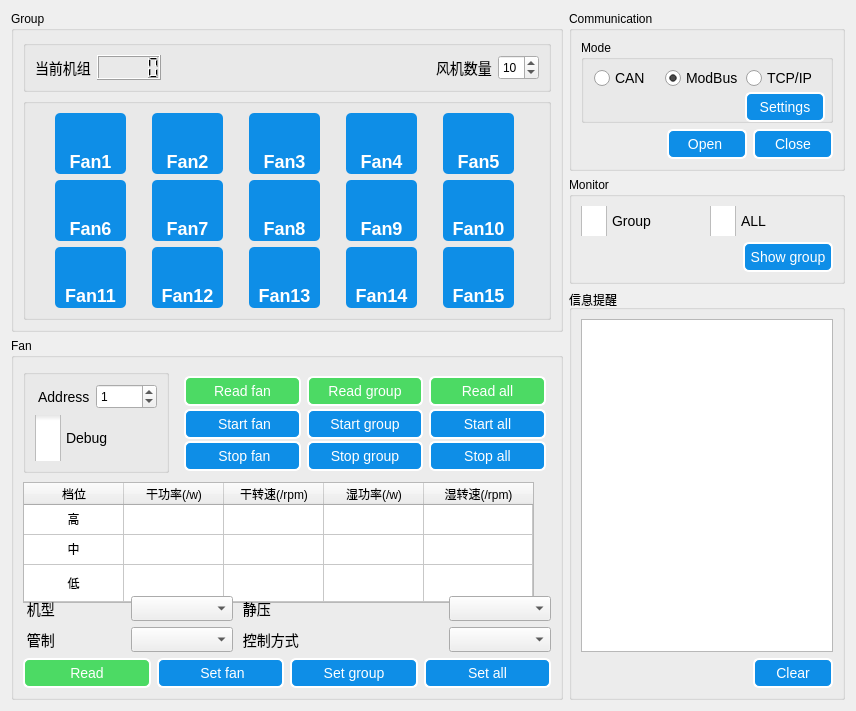
Before: the Qt Designer form userui/fanmotorui.ui in pkzju/QSuperConsole0.1, drawn with Qt 5.
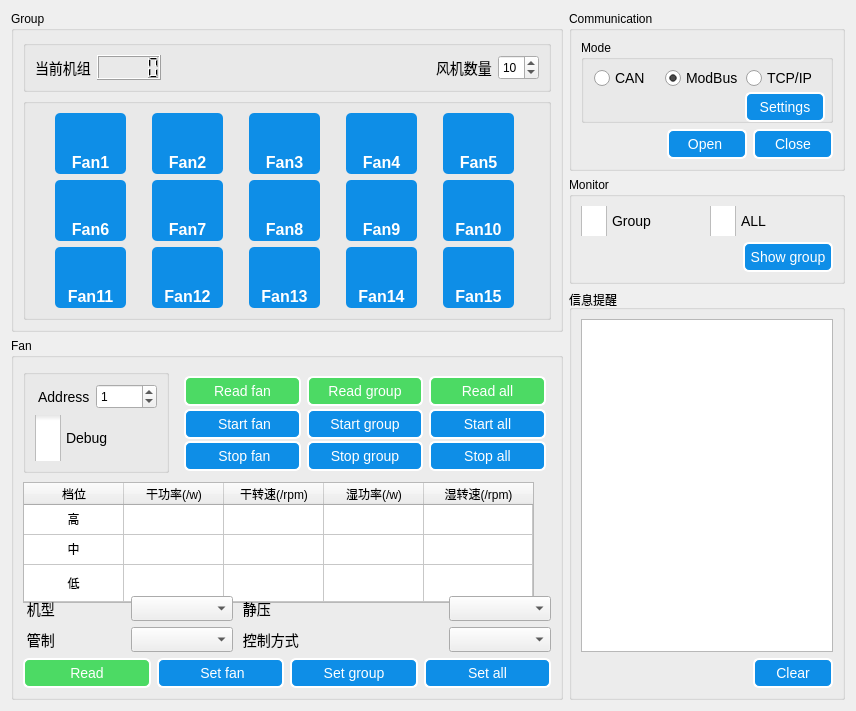
After: the same form once the commit is applied. Icons and pictures are not drawn.

Patch:
```diff
--- a/userui/fanmotorui.ui
+++ b/userui/fanmotorui.ui
@@ -231,7 +231,7 @@
     color: white;
     text-align: center bottom;
     padding-bottom: 2px;
-	font-size:18px;
+	font-size:16px;
 	font-weight: bold;
 
     background-color: rgb(14, 142, 231);
@@ -316,7 +316,7 @@
     color: white;
     text-align: center bottom;
     padding-bottom: 2px;
-	font-size:18px;
+	font-size:16px;
 	font-weight: bold;
 
     background-color: rgb(14, 142, 231);
@@ -401,7 +401,7 @@
     color: white;
     text-align: center bottom;
     padding-bottom: 2px;
-	font-size:18px;
+	font-size:16px;
 	font-weight: bold;
 
     background-color: rgb(14, 142, 231);
@@ -486,7 +486,7 @@
     color: white;
     text-align: center bottom;
     padding-bottom: 2px;
-	font-size:18px;
+	font-size:16px;
 	font-weight: bold;
 
     background-color: rgb(14, 142, 231);
@@ -571,7 +571,7 @@
     color: white;
     text-align: center bottom;
     padding-bottom: 2px;
-	font-size:18px;
+	font-size:16px;
 	font-weight: bold;
 
     background-color: rgb(14, 142, 231);
@@ -656,7 +656,7 @@
     color: white;
     text-align: center bottom;
     padding-bottom: 2px;
-	font-size:18px;
+	font-size:16px;
 	font-weight: bold;
 
     background-color: rgb(14, 142, 231);
@@ -741,7 +741,7 @@
     color: white;
     text-align: center bottom;
     padding-bottom: 2px;
-	font-size:18px;
+	font-size:16px;
 	font-weight: bold;
 
     background-color: rgb(14, 142, 231);
@@ -826,7 +826,7 @@
     color: white;
     text-align: center bottom;
     padding-bottom: 2px;
-	font-size:18px;
+	font-size:16px;
 	font-weight: bold;
 
     background-color: rgb(14, 142, 231);
@@ -911,7 +911,7 @@
     color: white;
     text-align: center bottom;
     padding-bottom: 2px;
-	font-size:18px;
+	font-size:16px;
 	font-weight: bold;
 
     background-color: rgb(14, 142, 231);
@@ -996,7 +996,7 @@
     color: white;
     text-align: center bottom;
     padding-bottom: 2px;
-	font-size:18px;
+	font-size:16px;
 	font-weight: bold;
 
     background-color: rgb(14, 142, 231);
@@ -1081,7 +1081,7 @@
     color: white;
     text-align: center bottom;
     padding-bottom: 2px;
-	font-size:18px;
+	font-size:16px;
 	font-weight: bold;
 
     background-color: rgb(14, 142, 231);
@@ -1166,7 +1166,7 @@
     color: white;
     text-align: center bottom;
     padding-bottom: 2px;
-	font-size:18px;
+	font-size:16px;
 	font-weight: bold;
 
     background-color: rgb(14, 142, 231);
@@ -1251,7 +1251,7 @@
     color: white;
     text-align: center bottom;
     padding-bottom: 2px;
-	font-size:18px;
+	font-size:16px;
 	font-weight: bold;
 
     background-color: rgb(14, 142, 231);
@@ -1336,7 +1336,7 @@
     color: white;
     text-align: center bottom;
     padding-bottom: 2px;
-	font-size:18px;
+	font-size:16px;
 	font-weight: bold;
 
     background-color: rgb(14, 142, 231);
@@ -1421,7 +1421,7 @@
     color: white;
     text-align: center bottom;
     padding-bottom: 2px;
-	font-size:18px;
+	font-size:16px;
 	font-weight: bold;
 
     background-color: rgb(14, 142, 231);
```
